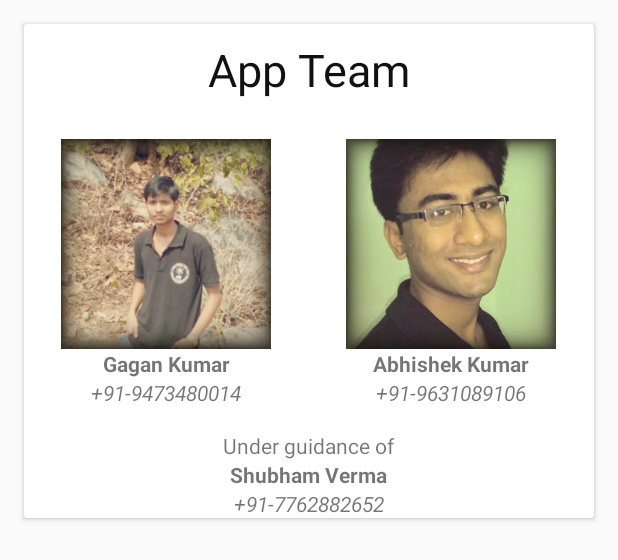
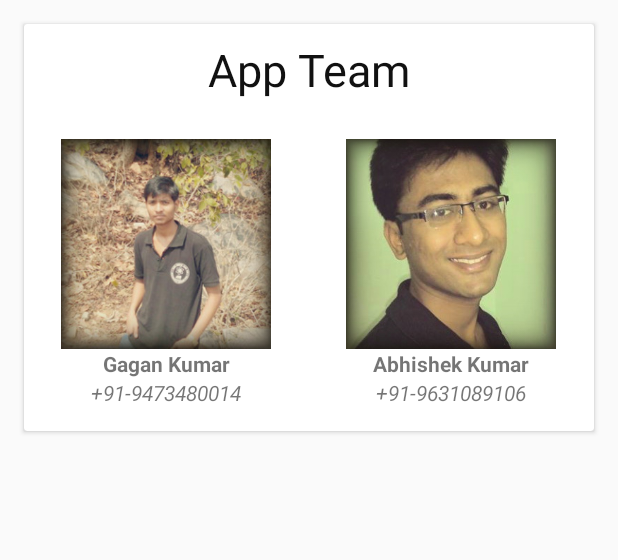
Before and after one commit to Njack-IITP/Anwesha17-android, an Android app: the layout fragment_about_dev.xml on its own in the app's theme, with its tools: preview values and no code run, on a phone screen of 412 x 824 dp. Shown: the top 560 px of the screen. Run offline under Robolectric (Android 15) with nearby library versions, the phone set to English and light mode, and no system bars; network calls fail.

Commit message:
Fixed Lot of Issues :p

```diff
--- a/app/src/main/java/in/ac/iitp/anwesha/Team.java
+++ b/app/src/main/java/in/ac/iitp/anwesha/Team.java
@@ -103,7 +103,7 @@ public class Team extends AppCompatActivity {
         ));
         list_TeamHead.add(temp);
         map_listPerson.put(temp = "Literary Committee", Arrays.asList(new String[]
-                        {"Aditya Jhalani", "08292346960", "Gaurav Garg", "09534089367"}
+                        {"Aditya Jhalani", "08292346960", "Kumar Gaurav", "09534089367"}
         ));
         list_TeamHead.add(temp);
 
--- a/app/src/main/res/layout/fragment_about_dev.xml
+++ b/app/src/main/res/layout/fragment_about_dev.xml
@@ -85,25 +85,6 @@
 
     </LinearLayout>
     </LinearLayout>
-        <TextView
-            android:layout_width="wrap_content"
-            android:layout_height="wrap_content"
-            android:text="Under guidance of"
-            android:layout_gravity="center_horizontal"/>
-        <TextView
-            android:layout_width="wrap_content"
-            android:layout_height="wrap_content"
-            android:text="Shubham Verma"
-            android:textStyle="bold"
-            android:layout_gravity="center_horizontal"/>
-        <TextView
-            android:layout_width="wrap_content"
-            android:layout_height="wrap_content"
-            android:text="+91-7762882652"
-            android:textStyle="italic"
-            android:layout_gravity="center_horizontal"/>
-
-
     </LinearLayout>
     </android.support.v7.widget.CardView>
 
```
Also changed, not shown: app/src/main/java/in/ac/iitp/anwesha/AllIDS.java (+63 -5 lines), app/src/main/java/in/ac/iitp/anwesha/BackgroundFetch.java (+10 -0 lines), app/src/main/java/in/ac/iitp/anwesha/EventDetails.java (+11 -9 lines), app/src/main/java/in/ac/iitp/anwesha/Home.java (+84 -2 lines), app/src/main/java/in/ac/iitp/anwesha/Users.java (+17 -3 lines), 11 other files.
